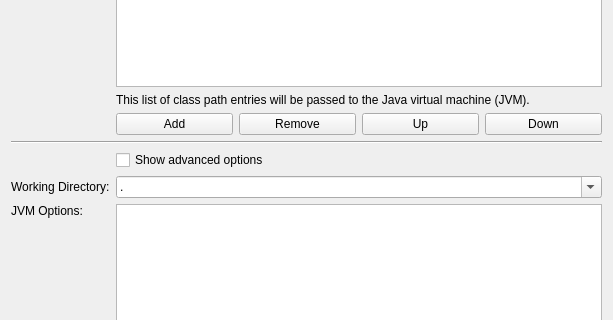
The window that src/brickv/plugin_system/plugins/red/ui/program_page_java.ui (Tinkerforge/brickv) describes before a commit, drawn with Qt 5; both pictures show x 0 to 613 and y 321 to 641 of the 613 by 787 pixel window.
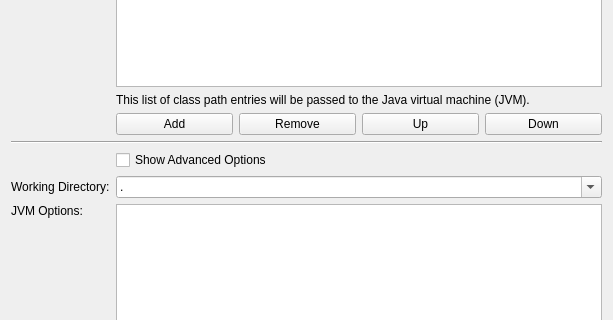
The same window after the commit.

```diff
--- a/src/brickv/plugin_system/plugins/red/ui/program_page_java.ui
+++ b/src/brickv/plugin_system/plugins/red/ui/program_page_java.ui
@@ -182,7 +182,7 @@
      <item row="11" column="1" colspan="4">
       <widget class="QCheckBox" name="check_show_advanced_options">
        <property name="text">
-        <string>Show advanced options</string>
+        <string>Show Advanced Options</string>
        </property>
       </widget>
      </item>
```
